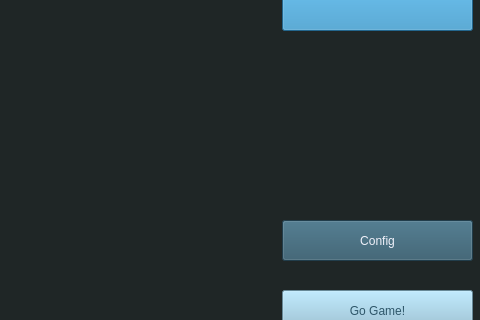
This is mainwindow.ui in xuhao1/FOXTracker as Qt 5 draws it before an edit; both pictures show x 418 to 898 and y 200 to 520 of the 898 by 625 pixel window. The edited form follows.
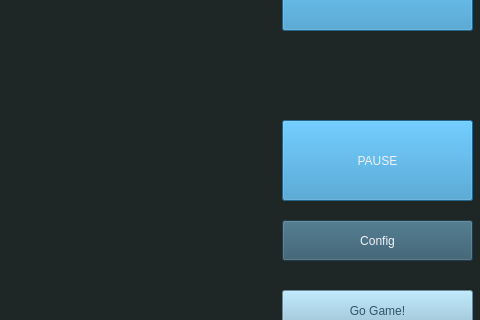
This is the edited form.

```diff
--- a/mainwindow.ui
+++ b/mainwindow.ui
@@ -353,6 +353,24 @@
      <string>Config</string>
     </property>
    </widget>
+   <widget class="QPushButton" name="pause">
+    <property name="geometry">
+     <rect>
+      <x>700</x>
+      <y>320</y>
+      <width>191</width>
+      <height>81</height>
+     </rect>
+    </property>
+    <property name="styleSheet">
+     <string notr="true">background-color: rgb(49, 143, 197);
+font: 28pt &quot;Source Code Pro&quot;;
+color: rgb(240, 241, 250);</string>
+    </property>
+    <property name="text">
+     <string>PAUSE</string>
+    </property>
+   </widget>
   </widget>
  </widget>
  <resources/>
```
